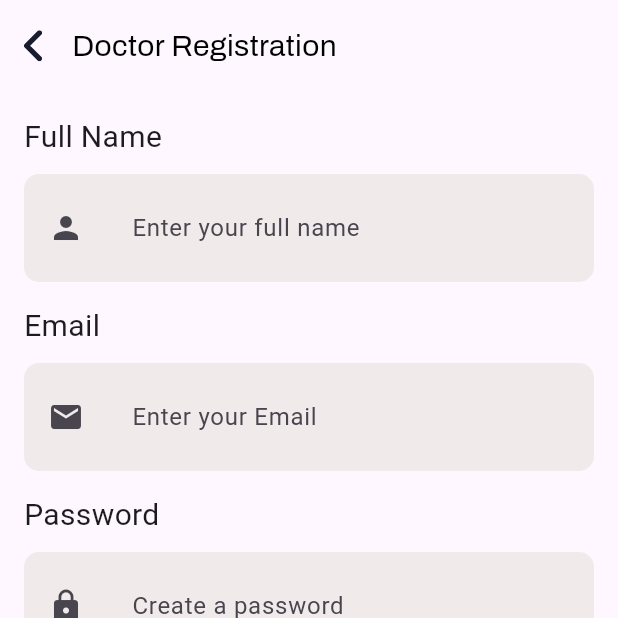
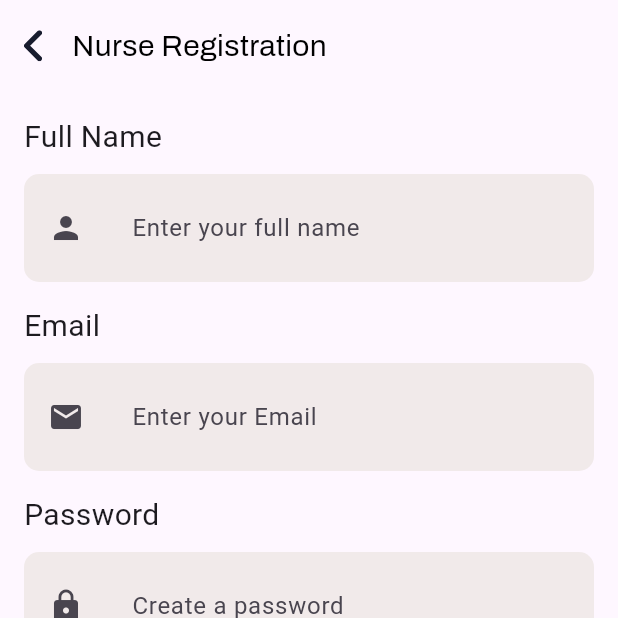
Before and after one commit to NorhanWalid2/WateenApp, a Flutter app: the screen it shows after launch, after a tap on "Nurse", on a phone screen of 412 x 824 dp, the top half of it. Run offline on Flutter 3.47's test engine with Material 3 defaults, Android fonts, the light colour scheme and no system bars; our stand-ins replace flutter_svg, fluttertoast, go_router, google_fonts, shared_preferences; Roboto replaces fonts that are missing (Heebo).

Commit message:
link role view with signup view

```diff
--- /dev/null
+++ b/lib/core/enums/user_role.dart
@@ -0,0 +1,5 @@
+enum UserRole {
+  doctor,
+  nurse,
+  patient,
+}
--- a/lib/features/auth/presentation/views/role_view.dart
+++ b/lib/features/auth/presentation/views/role_view.dart
@@ -1,4 +1,5 @@
 import 'package:flutter/material.dart';
+import 'package:wateen_app/core/enums/user_role.dart';
 import 'package:wateen_app/core/function/navigation.dart';
 import 'package:wateen_app/core/utls/app_assets.dart';
 import 'package:wateen_app/core/utls/app_colors.dart';
@@ -43,7 +44,7 @@ class _RoleViewState extends State<RoleView> {
                 setState(() {
                   selectedIndex = 0;
                 });
-                CustomNavigation(context, '/signup');
+                CustomNavigation(context, '/signup', extra: UserRole.doctor);
               },
             ),
             const SizedBox(height: 16),
@@ -57,7 +58,7 @@ class _RoleViewState extends State<RoleView> {
                 setState(() {
                   selectedIndex = 1;
                 });
-                CustomNavigation(context, '/signup');
+                CustomNavigation(context, '/signup', extra: UserRole.nurse);
               },
             ),
             const SizedBox(height: 16),
@@ -70,7 +71,7 @@ class _RoleViewState extends State<RoleView> {
                 setState(() {
                   selectedIndex = 2;
                 });
-                CustomNavigation(context, '/signup');
+                CustomNavigation(context, '/signup', extra: UserRole.patient);
               },
 
               selectedIndex: selectedIndex,
--- a/lib/features/auth/presentation/views/signup_view.dart
+++ b/lib/features/auth/presentation/views/signup_view.dart
@@ -1,25 +1,38 @@
 import 'package:flutter/material.dart';
+import 'package:go_router/go_router.dart';
+import 'package:wateen_app/core/enums/user_role.dart';
 import 'package:wateen_app/features/auth/presentation/views/widgets/app_bar_widget.dart';
-import 'package:wateen_app/features/auth/presentation/views/widgets/signup_form_widget.dart';
+import 'package:wateen_app/features/auth/presentation/views/widgets/doctor_signup_form_widget.dart';
+import 'package:wateen_app/features/auth/presentation/views/widgets/nurse_signup_form_widget.dart';
+import 'package:wateen_app/features/auth/presentation/views/widgets/patient_signup_form_widget.dart';
 
 class SignupView extends StatelessWidget {
   const SignupView({super.key});
 
   @override
   Widget build(BuildContext context) {
+    final UserRole role = GoRouterState.of(context).extra as UserRole;
     return SafeArea(
       child: Scaffold(
         body: Column(
           children: [
             Padding(
               padding: const EdgeInsets.all(16.0),
-              child: appBarWidget(title: 'Doctor Registration'),
+              child: appBarWidget(title: _getTitle(role)),
             ),
             Expanded(
               child: Padding(
                 padding: const EdgeInsets.all(16.0),
                 child: CustomScrollView(
-                  slivers: [SliverToBoxAdapter(child: SignUpFormWidget())],
+                  slivers: [
+                    SliverToBoxAdapter(
+                      child: switch (role) {
+                        UserRole.doctor => DoctorSignUpFormWidget(),
+                        UserRole.nurse => NurseSignupFormWidget(),
+                        UserRole.patient => PatientSignupFormWidget(),
+                      },
+                    ),
+                  ],
                 ),
               ),
             ),
@@ -29,3 +42,14 @@ class SignupView extends StatelessWidget {
     );
   }
 }
+
+String _getTitle(UserRole role) {
+  switch (role) {
+    case UserRole.doctor:
+      return 'Doctor Registration';
+    case UserRole.nurse:
+      return 'Nurse Registration';
+    case UserRole.patient:
+      return 'Patient Registration';
+  }
+}
--- a/lib/features/auth/presentation/views/widgets/app_bar_widget.dart
+++ b/lib/features/auth/presentation/views/widgets/app_bar_widget.dart
@@ -1,5 +1,6 @@
 import 'package:flutter/material.dart';
 import 'package:flutter_svg/svg.dart';
+import 'package:go_router/go_router.dart';
 import 'package:wateen_app/core/utls/app_assets.dart';
 import 'package:wateen_app/core/utls/app_textstyle.dart';
 
@@ -10,7 +11,12 @@ class appBarWidget extends StatelessWidget {
   Widget build(BuildContext context) {
     return Row(
       children: [
-        SvgPicture.asset(Assets.assetsImagesBack, width: 12),
+        GestureDetector(
+          onTap: () {
+            context.pop();
+          },
+          child: SvgPicture.asset(Assets.assetsImagesBack, width: 12),
+        ),
         const SizedBox(width: 20),
         Text(title, style: AppTextstyle.archivo20),
       ],
--- a/lib/features/auth/presentation/views/widgets/signup_form_widget.dart
+++ b/lib/features/auth/presentation/views/widgets/nurse_signup_form_widget.dart
@@ -4,8 +4,8 @@ import 'package:wateen_app/features/auth/presentation/views/widgets/info_warning
 import 'package:wateen_app/features/auth/presentation/views/widgets/label_textfield_widget.dart';
 import 'package:wateen_app/features/auth/presentation/views/widgets/labeled_upload_field_widget.dart';
 
-class SignUpFormWidget extends StatelessWidget {
-  const SignUpFormWidget({super.key});
+class NurseSignupFormWidget extends StatelessWidget {
+  const NurseSignupFormWidget({super.key});
 
   @override
   Widget build(BuildContext context) {
```
Also changed, not shown: lib/features/auth/presentation/views/widgets/doctor_signup_form_widget.dart (added, +76 -0 lines), lib/features/auth/presentation/views/widgets/patient_signup_form_widget.dart (added, +54 -0 lines).
